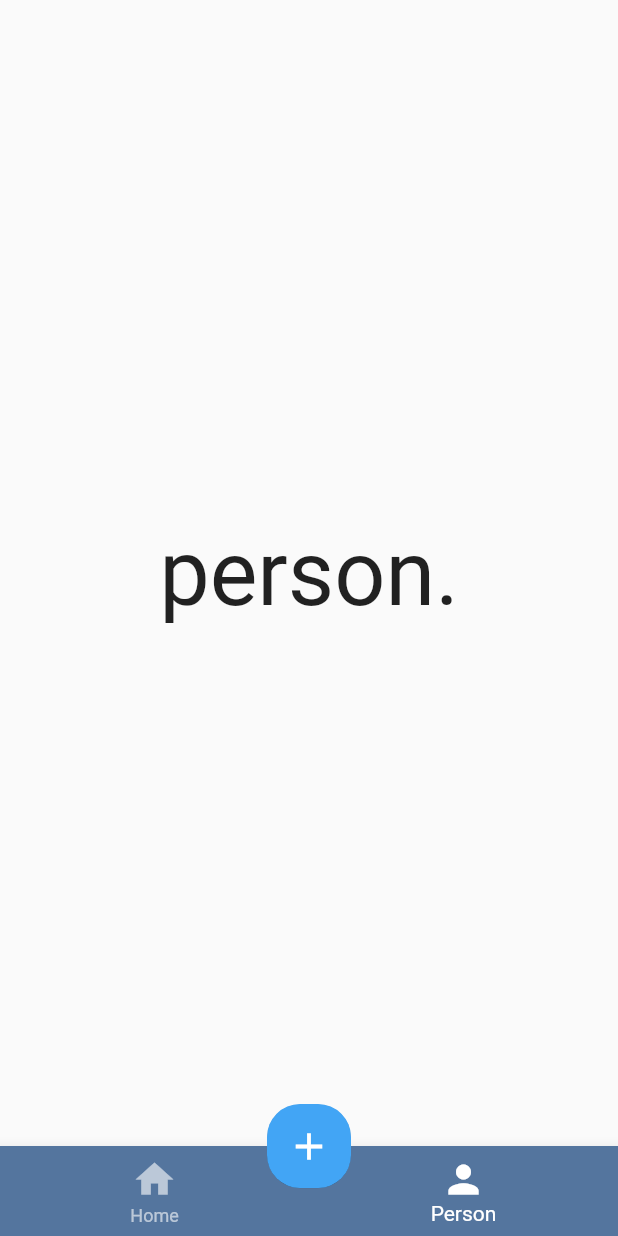
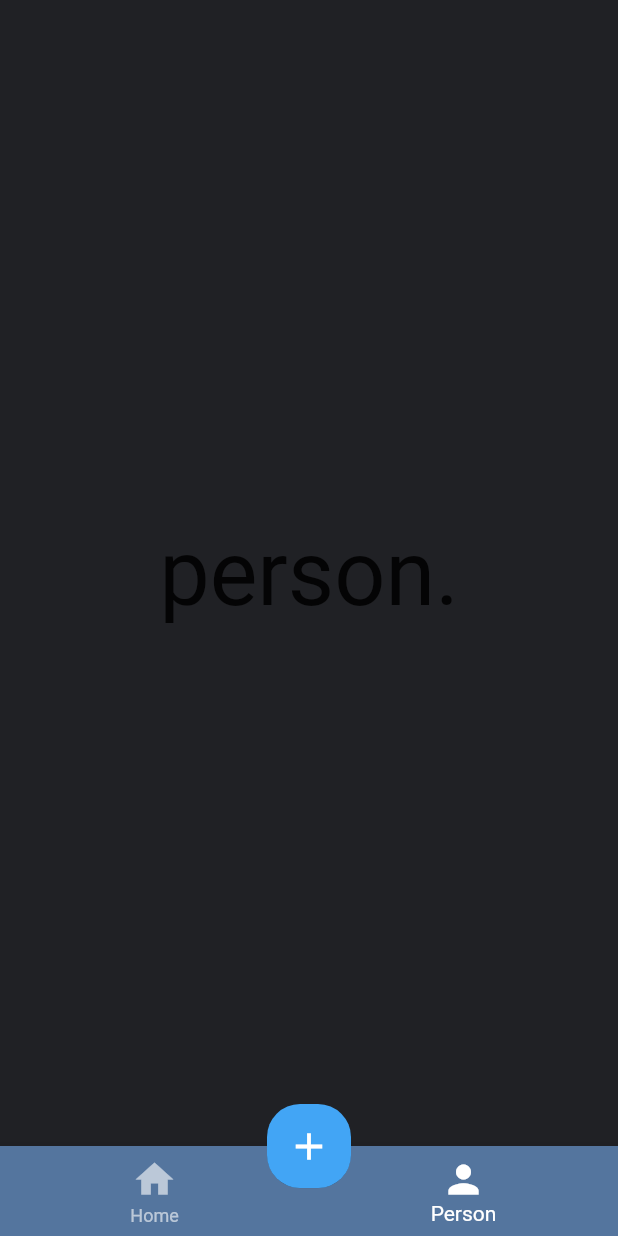
Before and after one commit to marcos-inja/app-estudo-de-ingles, a Flutter app: the screen it shows after launch, item 2 of the bottom bar chosen, on a phone screen of 412 x 824 dp. Run offline on Flutter 3.47's test engine with Material 2 defaults, Android fonts, the phone set to English and light mode, and no system bars.

Commit message:
Cor da person page

```diff
--- a/unki/lib/pages/person_page.dart
+++ b/unki/lib/pages/person_page.dart
@@ -2,6 +2,7 @@ import 'package:flutter/material.dart';
 
 class PersonPage extends StatelessWidget {
   Widget build(BuildContext context) => Scaffold(
+        backgroundColor: Color(0xff202125),
         body: Center(
           child: Text(
             'person.',
```
